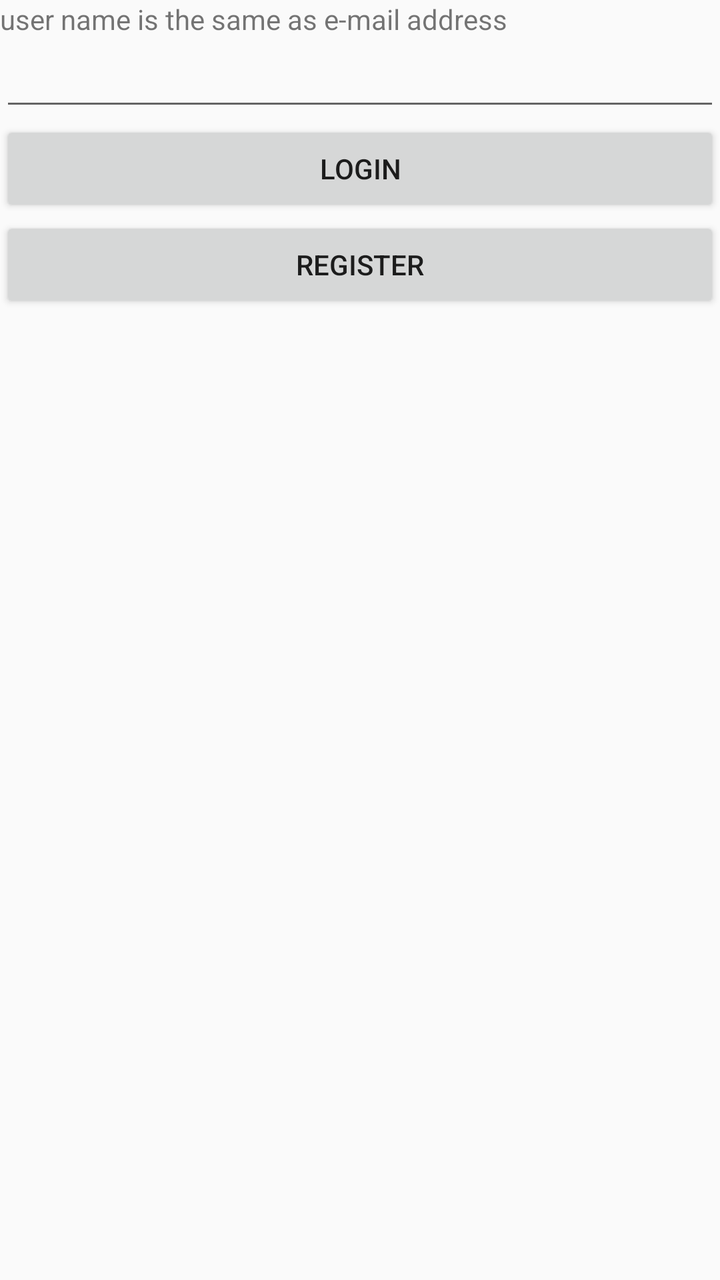
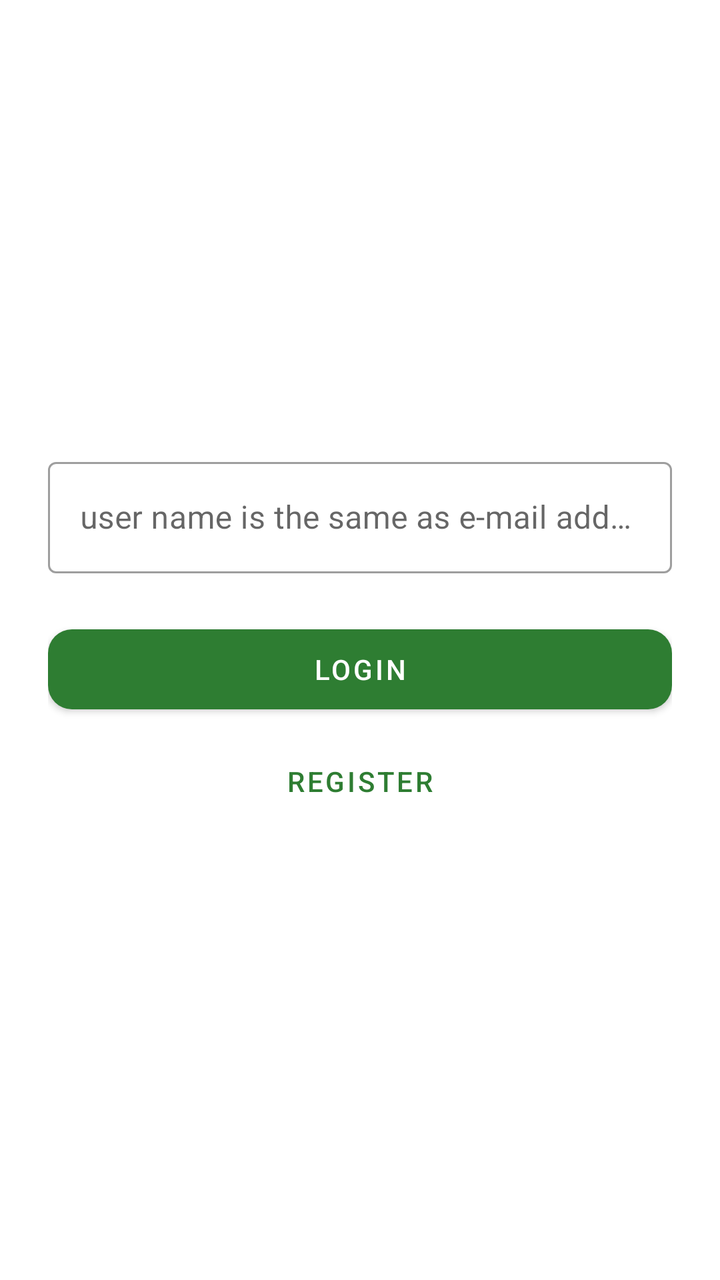

An Android layout rendered at two revisions. The XML below is the earlier revision; the diff shows what the commit changed to produce the second picture.
<!-- AndroidManifest.xml: application theme AppTheme -->
<!-- res/layout/login_screen.xml -->
<?xml version="1.0" encoding="utf-8"?>
<LinearLayout xmlns:android="http://schemas.android.com/apk/res/android"
    android:id="@+id/b_"
    android:layout_width="match_parent"
    android:layout_height="match_parent"
    android:orientation="vertical">

    <TextView
        android:id="@+id/t_user"
        android:layout_width="match_parent"
        android:layout_height="wrap_content"
        android:text="@string/same_as_email" />

    <EditText
        android:id="@+id/e_user"
        android:layout_width="match_parent"
        android:layout_height="wrap_content"
        android:ems="10"
        android:inputType="text" />

    <Button
        android:id="@+id/b_login"
        android:layout_width="match_parent"
        android:layout_height="wrap_content"
        android:text="@string/login" />

    <Button
        android:id="@+id/b_register"
        android:layout_width="match_parent"
        android:layout_height="wrap_content"
        android:text="@string/register" />

</LinearLayout>
<!-- resources referenced by this layout -->
<resources>
  <string name="login">login</string>
  <string name="register">register</string>
  <string name="same_as_email">user name is the same as e-mail address</string>
  <style name="AppTheme" parent="Theme.AppCompat.Light.DarkActionBar">
      
      <item name="colorPrimary">@color/colorPrimary</item>
      <item name="colorPrimaryDark">@color/colorPrimaryDark</item>
      <item name="colorAccent">@color/colorAccent</item>
    </style>
  <color name="colorPrimary">#008577</color>
  <color name="colorPrimaryDark">#00574B</color>
  <color name="colorAccent">#D81B60</color>
</resources>

<!-- the commit's change to res/layout/login_screen.xml (unified diff, before → after) -->
@@ -1,33 +1,47 @@
 <?xml version="1.0" encoding="utf-8"?>
-<LinearLayout xmlns:android="http://schemas.android.com/apk/res/android"
-    android:id="@+id/b_"
+<androidx.constraintlayout.widget.ConstraintLayout xmlns:android="http://schemas.android.com/apk/res/android"
+    xmlns:app="http://schemas.android.com/apk/res-auto"
     android:layout_width="match_parent"
     android:layout_height="match_parent"
-    android:orientation="vertical">
+    android:padding="24dp">
 
-    <TextView
-        android:id="@+id/t_user"
+    <LinearLayout
         android:layout_width="match_parent"
         android:layout_height="wrap_content"
-        android:text="@string/same_as_email" />
+        android:orientation="vertical"
+        app:layout_constraintBottom_toBottomOf="parent"
+        app:layout_constraintTop_toTopOf="parent">
 
-    <EditText
-        android:id="@+id/e_user"
-        android:layout_width="match_parent"
-        android:layout_height="wrap_content"
-        android:ems="10"
-        android:inputType="text" />
+        <com.google.android.material.textfield.TextInputLayout
+            android:id="@+id/user_input_layout"
+            style="@style/Widget.MaterialComponents.TextInputLayout.OutlinedBox"
+            android:layout_width="match_parent"
+            android:layout_height="wrap_content"
+            android:hint="@string/same_as_email">
 
-    <Button
-        android:id="@+id/b_login"
-        android:layout_width="match_parent"
-        android:layout_height="wrap_content"
-        android:text="@string/login" />
+            <com.google.android.material.textfield.TextInputEditText
+                android:id="@+id/e_user"
+                android:layout_width="match_parent"
+                android:layout_height="wrap_content"
+                android:inputType="textEmailAddress" />
+        </com.google.android.material.textfield.TextInputLayout>
 
-    <Button
-        android:id="@+id/b_register"
-        android:layout_width="match_parent"
-        android:layout_height="wrap_content"
-        android:text="@string/register" />
+        <com.google.android.material.button.MaterialButton
+            android:id="@+id/b_login"
+            style="@style/RoundedButton"
+            android:layout_width="match_parent"
+            android:layout_height="wrap_content"
+            android:layout_marginTop="24dp"
+            android:text="@string/login" />
 
-</LinearLayout>
+        <com.google.android.material.button.MaterialButton
+            android:id="@+id/b_register"
+            style="@style/Widget.MaterialComponents.Button.TextButton"
+            android:layout_width="match_parent"
+            android:layout_height="wrap_content"
+            android:layout_marginTop="8dp"
+            android:text="@string/register" />
+
+    </LinearLayout>
+
+</androidx.constraintlayout.widget.ConstraintLayout>
<!-- resource entries referenced after the edit -->
@@ -3,14 +3,32 @@
   <string name="login">login</string>
   <string name="register">register</string>
   <string name="same_as_email">user name is the same as e-mail address</string>
-  <style name="AppTheme" parent="Theme.AppCompat.Light.DarkActionBar">
-      
-      <item name="colorPrimary">@color/colorPrimary</item>
-      <item name="colorPrimaryDark">@color/colorPrimaryDark</item>
-      <item name="colorAccent">@color/colorAccent</item>
-    </style>
-  <color name="colorPrimary">#008577</color>
-  <color name="colorPrimaryDark">#00574B</color>
-  <color name="colorAccent">#D81B60</color>
+  <style name="RoundedButton" parent="Widget.MaterialComponents.Button">
+          <item name="shapeAppearanceOverlay">@style/ShapeAppearance.App.SmallComponent</item>
+          <item name="android:insetTop">4dp</item>
+          <item name="android:insetBottom">4dp</item>
+      </style>
+  <style name="AppTheme" parent="Theme.MaterialComponents.Light.DarkActionBar">
+          
+          <item name="colorPrimary">@color/colorPrimary</item>
+          <item name="colorPrimaryVariant">@color/colorPrimaryDark</item>
+          <item name="colorOnPrimary">@color/colorOnPrimary</item>
+          
+          <item name="colorSecondary">@color/colorSecondary</item>
+          <item name="colorSecondaryVariant">@color/colorPrimary</item>
+          <item name="colorOnSecondary">@color/colorOnSecondary</item>
+          
+          <item name="android:statusBarColor" tools:targetApi="l">?attr/colorPrimaryVariant</item>
+          
+      </style>
+  <style name="ShapeAppearance.App.SmallComponent" parent="ShapeAppearance.MaterialComponents.SmallComponent">
+          <item name="cornerFamily">rounded</item>
+          <item name="cornerSize">12dp</item>
+      </style>
+  <color name="colorPrimary">#2E7D32</color>
+  <color name="colorPrimaryDark">#1B5E20</color>
+  <color name="colorOnPrimary">#FFFFFF</color>
+  <color name="colorSecondary">#81C784</color>
+  <color name="colorOnSecondary">#000000</color>
 </resources>
 
